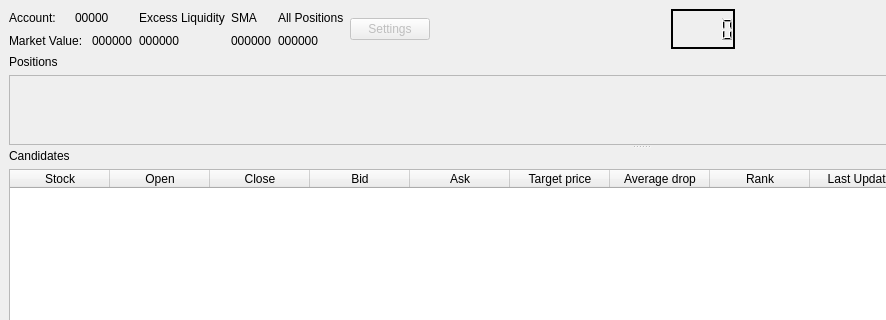
Old version of the form UI/MainWindow.ui in the repository colaisr/algotrader; both pictures show x 0 to 886 and y 0 to 320 of the 1282 by 772 pixel window.
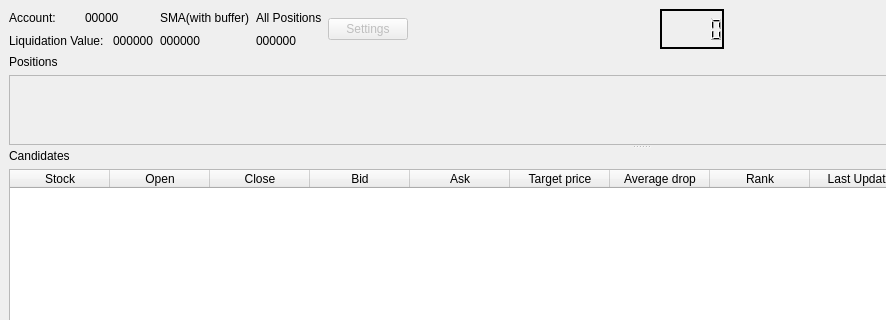
New version of the form.

Commit message: buffered SMA presented + Ui excess liquidity removed

What changed in the file:
```diff
--- a/UI/MainWindow.ui
+++ b/UI/MainWindow.ui
@@ -26,7 +26,7 @@
       <property name="orientation">
        <enum>Qt::Vertical</enum>
       </property>
-      <widget class="QWidget" name="">
+      <widget class="QWidget" name="layoutWidget">
        <layout class="QVBoxLayout" name="verticalLayout_4">
         <item>
          <layout class="QHBoxLayout" name="general">
@@ -55,7 +55,7 @@
               <item>
                <widget class="QLabel" name="label_8">
                 <property name="text">
-                 <string>Market Value: </string>
+                 <string>Liquidation Value: </string>
                 </property>
                </widget>
               </item>
@@ -70,30 +70,12 @@
             </item>
            </layout>
           </item>
-          <item>
-           <layout class="QVBoxLayout" name="verticalLayout_8">
-            <item>
-             <widget class="QLabel" name="label_6">
-              <property name="text">
-               <string>Excess Liquidity</string>
-              </property>
-             </widget>
-            </item>
-            <item>
-             <widget class="QLabel" name="lExcessLiquidity">
-              <property name="text">
-               <string>000000</string>
-              </property>
-             </widget>
-            </item>
-           </layout>
-          </item>
           <item>
            <layout class="QVBoxLayout" name="verticalLayout_9">
             <item>
              <widget class="QLabel" name="label_7">
               <property name="text">
-               <string>SMA</string>
+               <string>SMA(with buffer)</string>
               </property>
              </widget>
             </item>
```
Left out of the diff: 5 changed lines with no effect on the pictures. The commit also changes 5 other files.
